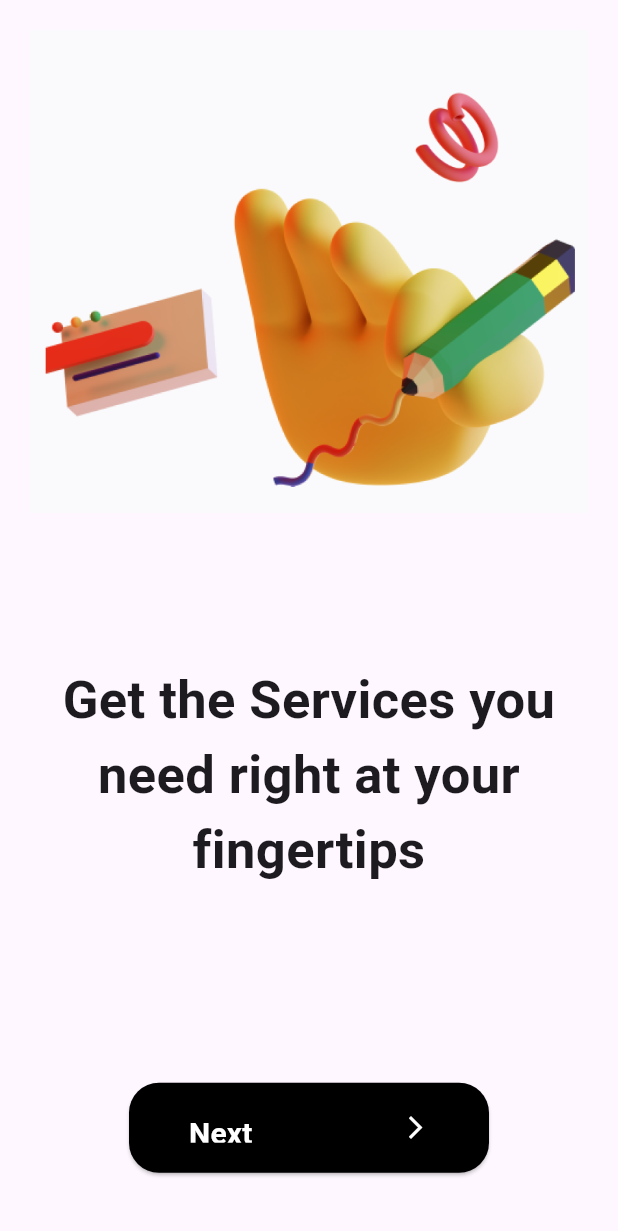
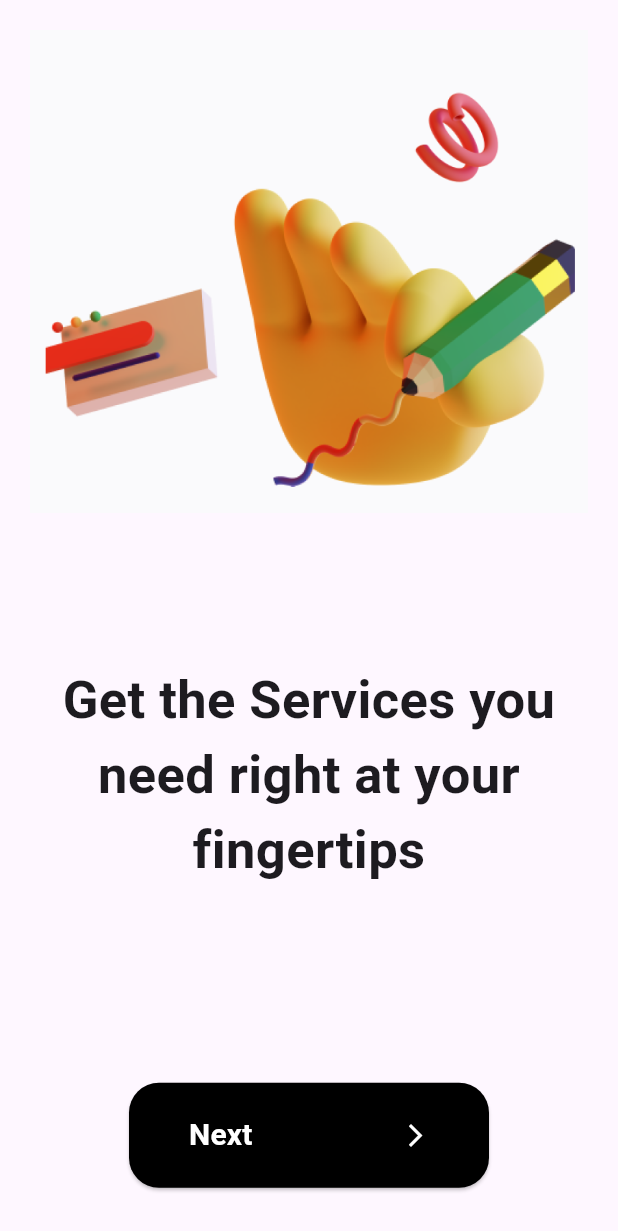
Before and after one commit to Amikzz/project_skillswap, a Flutter app: the screen it shows after launch, on a phone screen of 412 x 824 dp. Shown: the top 1231 px of the screen. Run offline on Flutter 3.47's test engine with Material 3 defaults, Android fonts, the phone set to English and light mode, and no system bars.

Commit message:
2024-05-17 12.28am commit

```diff
--- a/lib/onboard.dart
+++ b/lib/onboard.dart
@@ -57,7 +57,7 @@ class _OnboardViewState extends State<OnboardView> {
                     shape: RoundedRectangleBorder(
                       borderRadius: BorderRadius.circular(20)
                     ),
-                    fixedSize: const Size(240, 60),
+                    fixedSize: const Size(240, 70),
                     backgroundColor: Colors.black,
                     foregroundColor: Colors.white,
                   ),
--- a/lib/startup.dart
+++ b/lib/startup.dart
@@ -40,7 +40,7 @@ class StartupView extends StatelessWidget {
                     shape: RoundedRectangleBorder(
                       borderRadius: BorderRadius.circular(20)
                     ),
-                    fixedSize: const Size(240, 60),
+                    fixedSize: const Size(240, 70),
                     backgroundColor: Colors.black,
                     foregroundColor: Colors.white,
                   ),
@@ -66,7 +66,7 @@ class StartupView extends StatelessWidget {
                     shape: RoundedRectangleBorder(
                         borderRadius: BorderRadius.circular(20)
                     ),
-                    fixedSize: const Size(240, 60),
+                    fixedSize: const Size(240, 70),
                     backgroundColor: Colors.white,
                     foregroundColor: Colors.black,
                   ),
```
Also changed, not shown: 34 other files.
